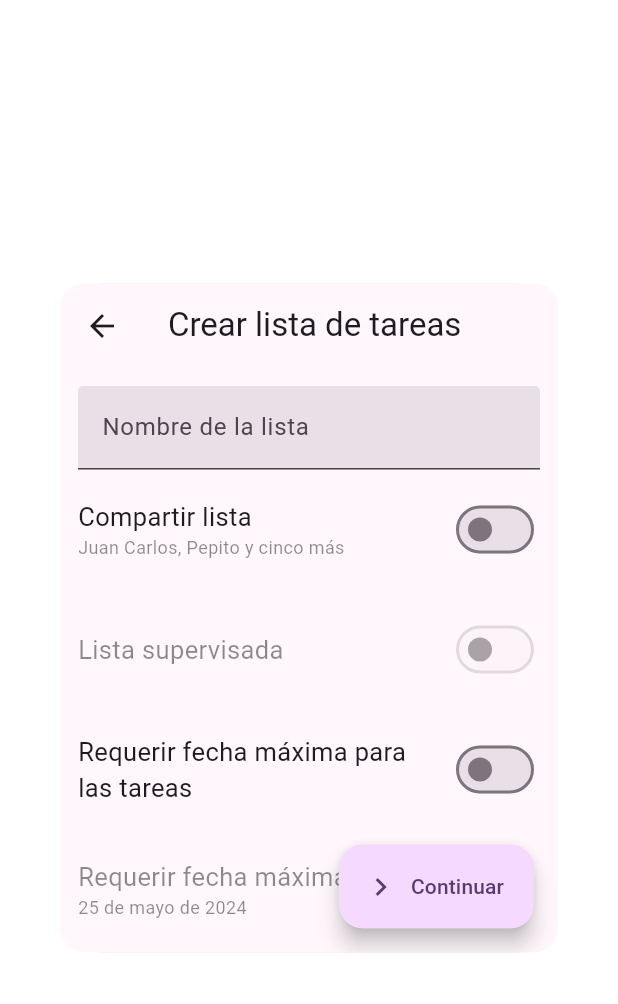
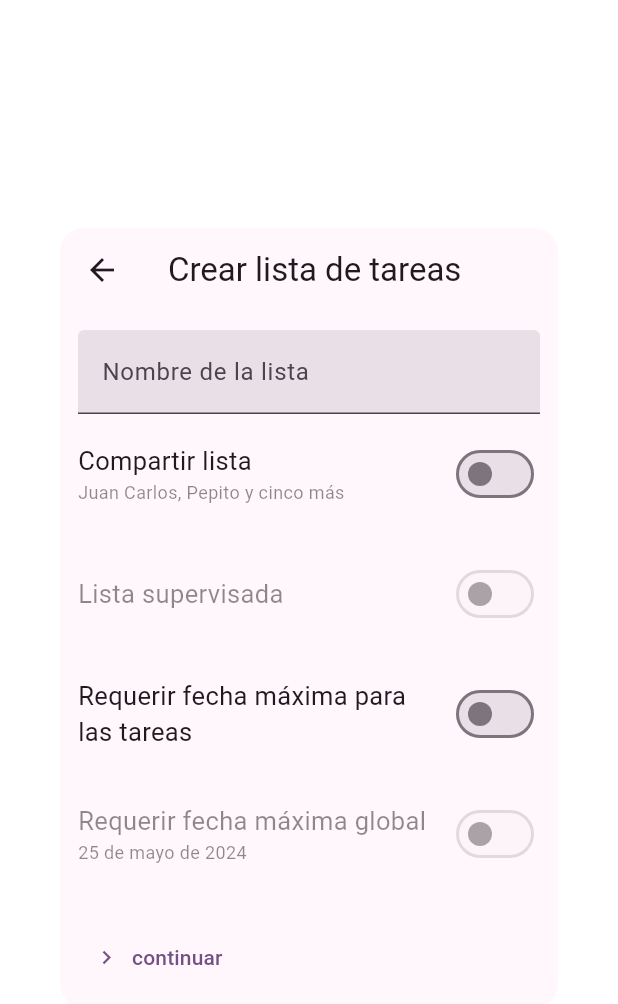
Before and after one commit to ValeriaBrzoza/excluidos_unidos, a Flutter app: the TaskListCreatorView screen opened directly, on a phone screen of 412 x 824 dp. Shown: the top 1004 px of the screen. Run offline on Flutter 3.47's test engine with Material 2 defaults, Android fonts, the phone set to English and light mode, and no system bars.

Commit message:
acomodar boton de continuar

```diff
--- a/lib/screens/Views/tasklist_creator_view.dart
+++ b/lib/screens/Views/tasklist_creator_view.dart
@@ -54,16 +54,19 @@ class _TaskListCreatorViewState extends State<TaskListCreatorView> {
         child: AnimatedContainer(
           //conteniner que se agrega para el boton de guardar
           duration: const Duration(milliseconds: 200),
-          height: 376 + 70,
+          height: 520,
           child: Scaffold(
             appBar: AppBar(
               title: const Text('Crear lista de tareas'),
             ),
             //
-            floatingActionButton: FloatingActionButton.extended(
-              label: const Text("Continuar"),
-              onPressed: isSaveButtomEnabled() ? () => {} : null,
-              icon: const Icon(Icons.navigate_next),
+            bottomNavigationBar: Padding(
+              padding: EdgeInsets.all(10),
+              //isSaveButtomEnabled() ? () => {} : null,
+              child: Row(
+                mainAxisAlignment: MainAxisAlignment.spaceBetween,
+                children: [TextButton.icon(onPressed: () {}, icon: Icon(Icons.navigate_next), label: Text("continuar"))],
+              ),
             ),
             //
             body: Padding(
@@ -77,9 +80,7 @@ class _TaskListCreatorViewState extends State<TaskListCreatorView> {
                       if (value != "") {
                         //debe aparecer boton de guardar
                         showSaveButtonTimer?.cancel();
-                        showSaveButtonTimer = Timer(
-                            const Duration(milliseconds: 200),
-                            () => setState(() => enableSaveButton = true));
+                        showSaveButtonTimer = Timer(const Duration(milliseconds: 200), () => setState(() => enableSaveButton = true));
                         setState(() {
                           name = value; //guarda nombre
                         });
```
